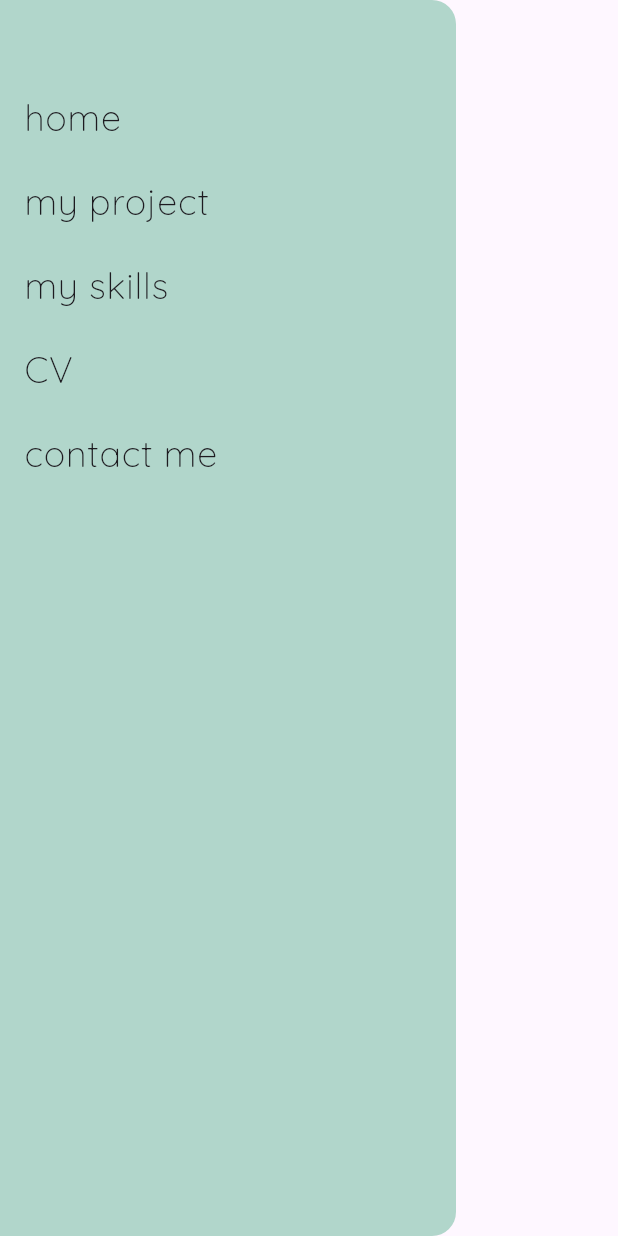
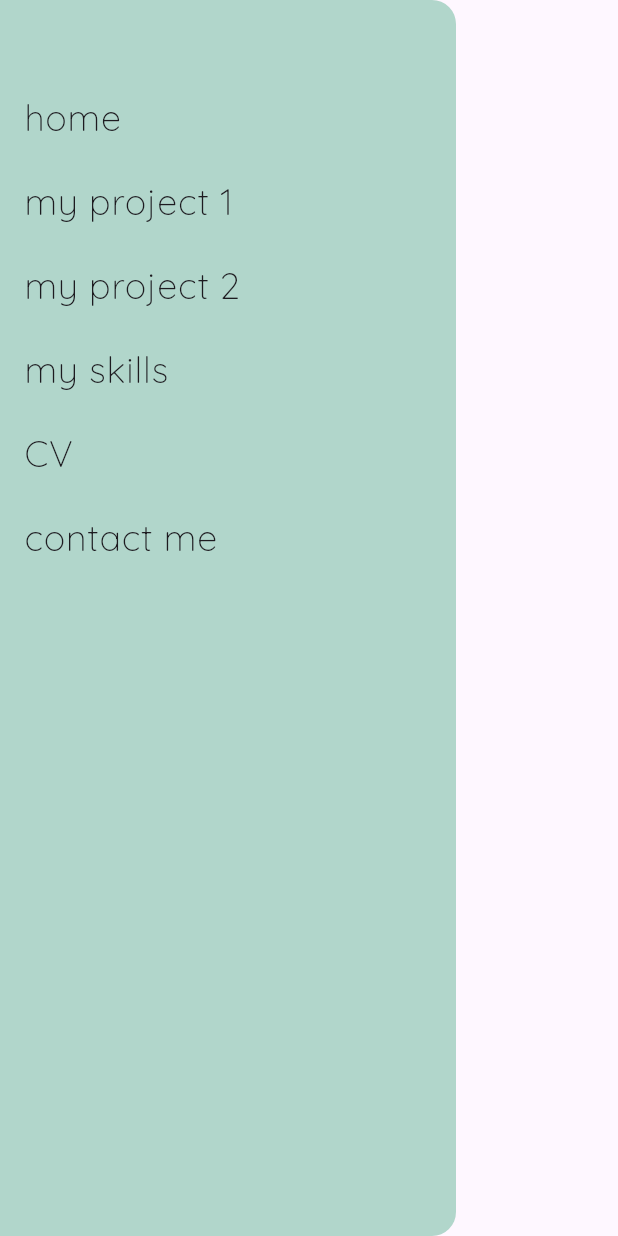
Before and after one commit to yukilaurentiu/portfolio_flutter, a Flutter app: what burgerMenu() shows on an empty page, opened directly with empty values, on a phone screen of 412 x 824 dp. Run offline on Flutter 3.47's test engine with Material 3 defaults, Android fonts, the phone set to English and light mode, and no system bars; our stand-ins replace font_awesome_flutter, google_fonts; missing offline and left inert: dev_icons.

Commit message:
added downBtn for project pages

```diff
--- a/lib/components/burgermenu.dart
+++ b/lib/components/burgermenu.dart
@@ -30,11 +30,22 @@ Drawer burgerMenu(BuildContext context, PageController pageNav) {
         ),
         ListTile(
           title: Text(
-            'my project',
+            'my project 1',
             style: burgerMenuTextStyle,
           ),
           onTap: () {
             pages(1);
+            // pageNav.jumpToPage(1);
+            // Navigator.pop(context);
+          },
+        ),
+        ListTile(
+          title: Text(
+            'my project 2',
+            style: burgerMenuTextStyle,
+          ),
+          onTap: () {
+            pages(2);
             // pageNav.jumpToPage(1);
             // Navigator.pop(context);
           },
--- a/lib/components/tech_icon.dart
+++ b/lib/components/tech_icon.dart
@@ -7,15 +7,15 @@ Widget techIconStyle(Widget icon, Color color) {
   return Padding(
     padding: EdgeInsets.all(8.0), // Adjust the padding as needed
     child: Container(
-      height: 55,
-      width: 55,
+      height: 50,
+      width: 50,
       decoration: BoxDecoration(
         color: color,
         shape: BoxShape.circle, // Makes the container round
       ),
       child: IconTheme(
         data: const IconThemeData(
-          size: 38.0,
+          size: 35.0,
           color: Colors.white, // Set the color for the icon
         ),
         child: icon,
--- a/lib/grow_gazzel_page.dart
+++ b/lib/grow_gazzel_page.dart
@@ -6,6 +6,7 @@ import 'package:portfolio_flutter/theme.dart';
 import 'package:url_launcher/url_launcher.dart';
 import 'package:dev_icons/dev_icons.dart';
 import 'package:portfolio_flutter/components/tech_icon.dart';
+import 'components/down_btn.dart';
 import 'components/projects_card.dart';
 
 class GrowGuzzlePage extends StatefulWidget {
@@ -59,11 +60,13 @@ class _GrowGuzzlePageState extends State<GrowGuzzlePage> {
                       children: [
                         techIconStyle(Icon(DevIcons.flutterPlain), yellow),
                         techIconStyle(Icon(DevIcons.dartPlainWordmark), green),
-                        techIconStyle(Icon(DevIcons.googlecloudPlain), yellow),
+                        // techIconStyle(Icon(DevIcons.googlecloudPlain), yellow),
                       ],
                     ),
                     SizedBox(height: 30),
                     BtnStyle(onPress: () => _launchUrl(Uri.parse(urls[0]['travel'])), btnColor: darkLavender),
+                    SizedBox(height: 30),
+                    downBtn(backgroundColor: lightGreen,textColor: Colors.white, onPressed: ()=> widget.pageNav.jumpToPage(3)),
                   ],
                 ),
               ),
```
Also changed, not shown: lib/components/down_btn.dart (+4 -4 lines), lib/home.dart (+2 -22 lines), lib/travel_map_page.dart (+11 -8 lines).
